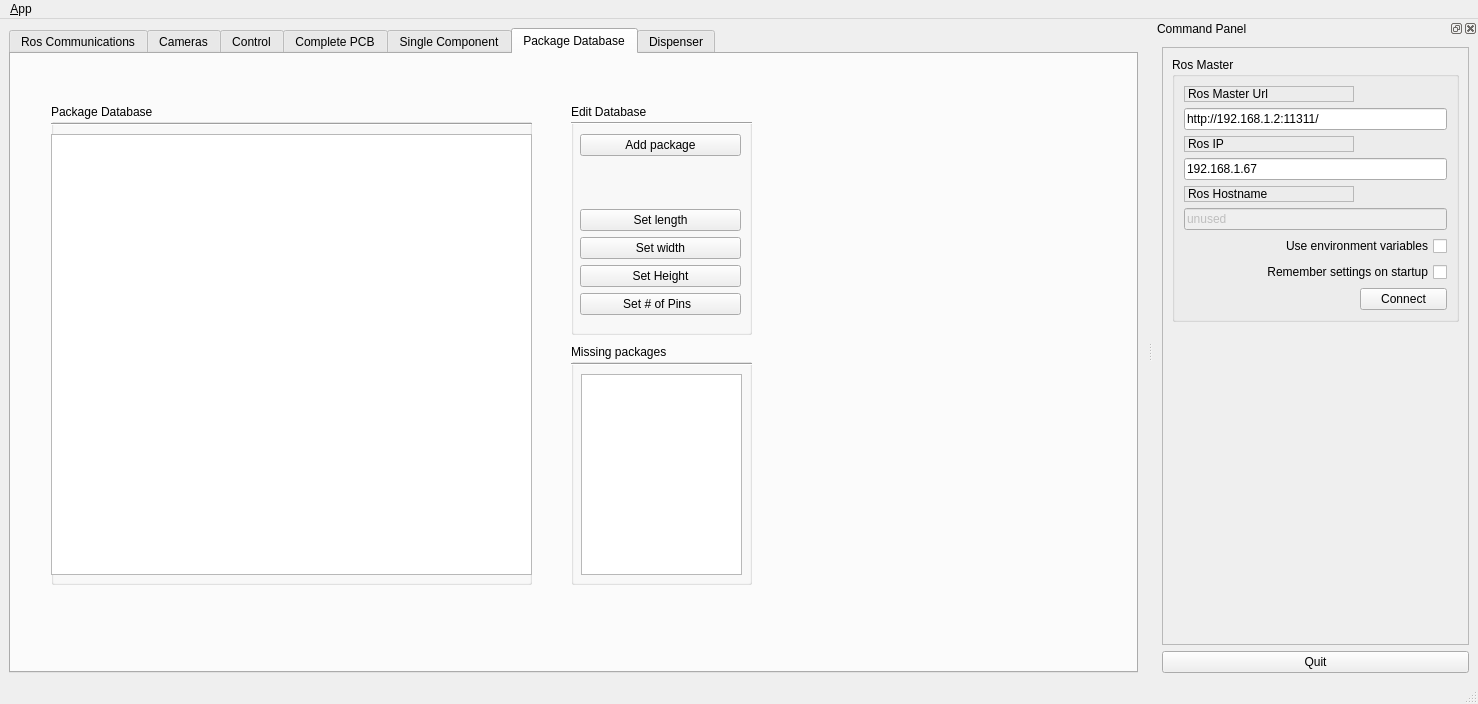
Above: pap_gui/ui/main_window.ui from JohanVer/PAP2015 before the change. Below: the same form after it.
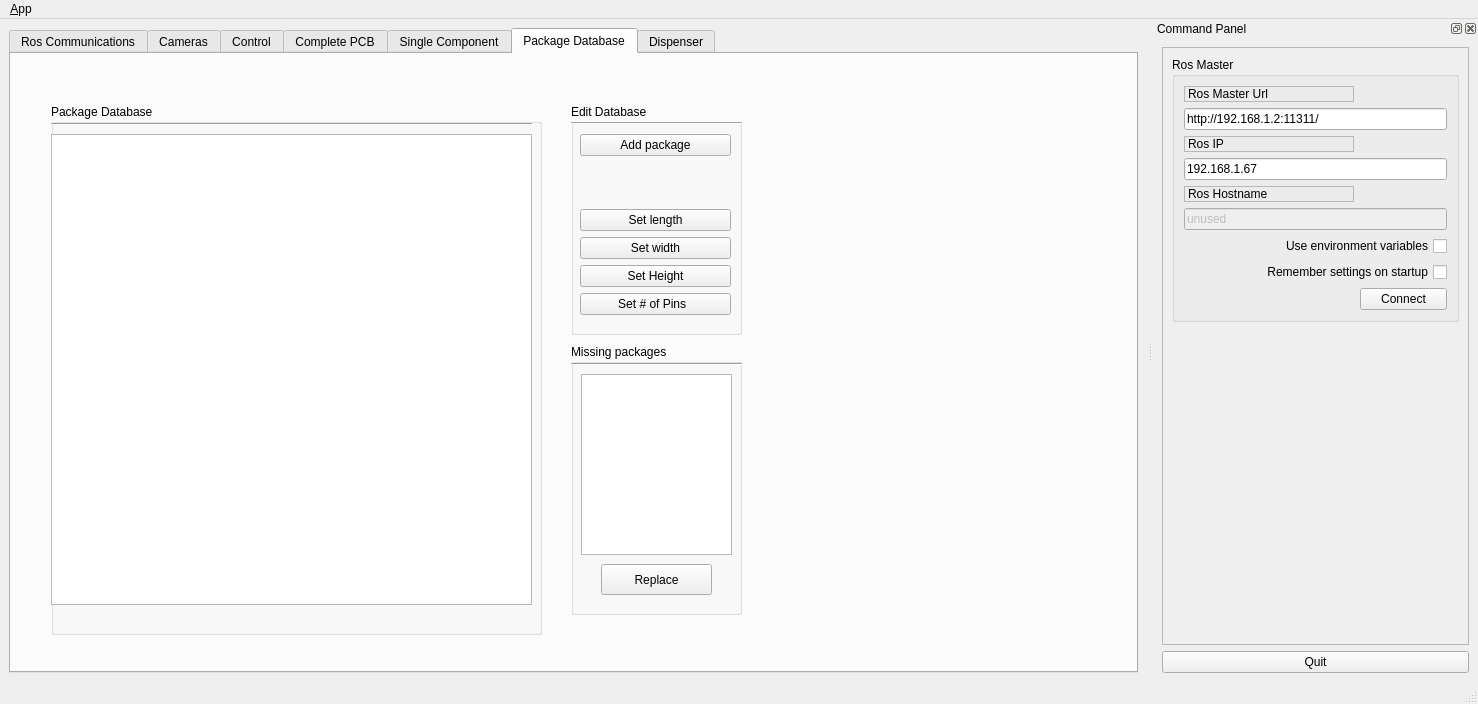
That is the form after the change. The open tabs and pages were chosen to show the change. Icons and pictures are not drawn. Custom widgets are drawn as their Qt base class.

Commit message: Info about missing packages, replace function for packages

Diff of the .ui file:
```diff
--- a/pap_gui/ui/main_window.ui
+++ b/pap_gui/ui/main_window.ui
@@ -3817,8 +3817,8 @@
          <rect>
           <x>40</x>
           <y>50</y>
-          <width>481</width>
-          <height>481</height>
+          <width>491</width>
+          <height>531</height>
          </rect>
         </property>
         <property name="title">
@@ -3830,7 +3830,7 @@
            <x>0</x>
            <y>30</y>
            <width>481</width>
-           <height>441</height>
+           <height>471</height>
           </rect>
          </property>
         </widget>
@@ -3853,7 +3853,7 @@
          <rect>
           <x>560</x>
           <y>50</y>
-          <width>181</width>
+          <width>171</width>
           <height>231</height>
          </rect>
         </property>
@@ -3878,7 +3878,7 @@
           <rect>
            <x>9</x>
            <y>30</y>
-           <width>161</width>
+           <width>151</width>
            <height>181</height>
           </rect>
          </property>
@@ -3939,8 +3939,8 @@
          <rect>
           <x>560</x>
           <y>290</y>
-          <width>181</width>
-          <height>241</height>
+          <width>171</width>
+          <height>271</height>
          </rect>
         </property>
         <property name="title">
@@ -3964,11 +3964,24 @@
           <rect>
            <x>10</x>
            <y>30</y>
-           <width>161</width>
-           <height>201</height>
+           <width>151</width>
+           <height>181</height>
           </rect>
          </property>
         </widget>
+        <widget class="QPushButton" name="mergeButton">
+         <property name="geometry">
+          <rect>
+           <x>30</x>
+           <y>220</y>
+           <width>111</width>
+           <height>31</height>
+          </rect>
+         </property>
+         <property name="text">
+          <string>Replace</string>
+         </property>
+        </widget>
        </widget>
       </widget>
       <widget class="QWidget" name="tab_5">
```
Left out of the diff: 33 changed lines with no effect on the pictures. The commit also changes 2 other files.
